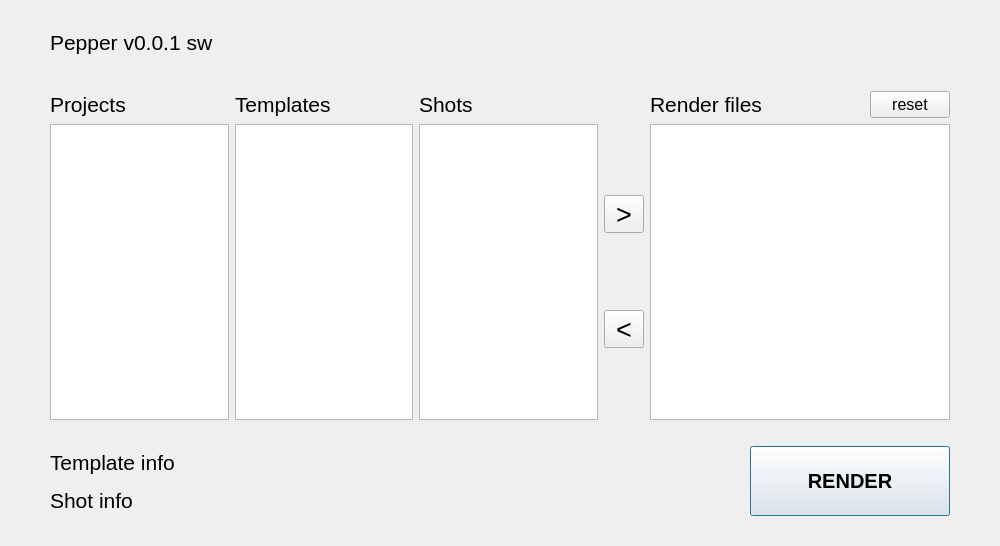
NetflixVFX-Ac/BlackPepper, file ui/ui_sw/main.ui: the form before one commit.
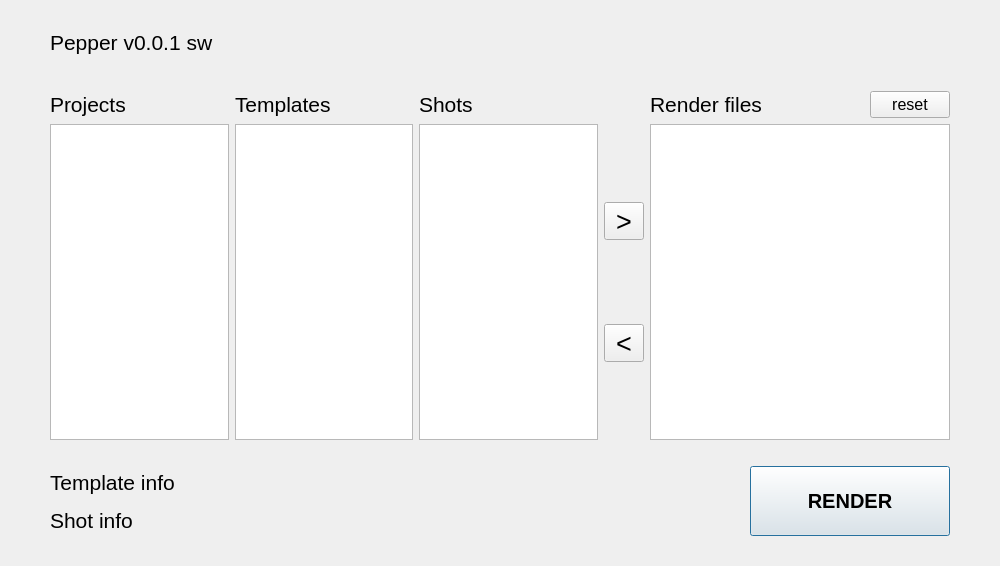
The form after the commit.

```diff
--- a/ui/ui_sw/main.ui
+++ b/ui/ui_sw/main.ui
@@ -7,7 +7,7 @@
     <x>0</x>
     <y>0</y>
     <width>1000</width>
-    <height>546</height>
+    <height>566</height>
    </rect>
   </property>
   <property name="windowTitle">
@@ -134,6 +134,9 @@
       <layout class="QGridLayout" name="gridLayout_3">
        <item row="2" column="2">
         <widget class="QListView" name="lv_shot">
+         <property name="alternatingRowColors">
+          <bool>true</bool>
+         </property>
          <property name="selectionMode">
           <enum>QAbstractItemView::ExtendedSelection</enum>
          </property>
@@ -219,6 +222,9 @@
            <height>0</height>
           </size>
          </property>
+         <property name="alternatingRowColors">
+          <bool>true</bool>
+         </property>
          <property name="selectionMode">
           <enum>QAbstractItemView::ExtendedSelection</enum>
          </property>
@@ -249,7 +255,11 @@
         </widget>
        </item>
        <item row="2" column="0">
-        <widget class="QListView" name="lv_proj"/>
+        <widget class="QListView" name="lv_proj">
+         <property name="alternatingRowColors">
+          <bool>true</bool>
+         </property>
+        </widget>
        </item>
        <item row="1" column="5">
         <layout class="QHBoxLayout" name="horizontalLayout_2">
@@ -294,7 +304,11 @@
         </layout>
        </item>
        <item row="2" column="1">
-        <widget class="QListView" name="lv_temp"/>
+        <widget class="QListView" name="lv_temp">
+         <property name="alternatingRowColors">
+          <bool>true</bool>
+         </property>
+        </widget>
        </item>
       </layout>
      </item>
```
